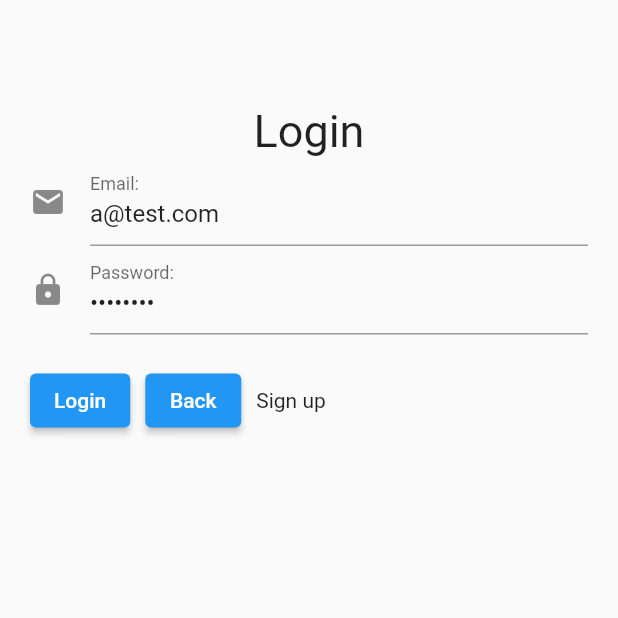
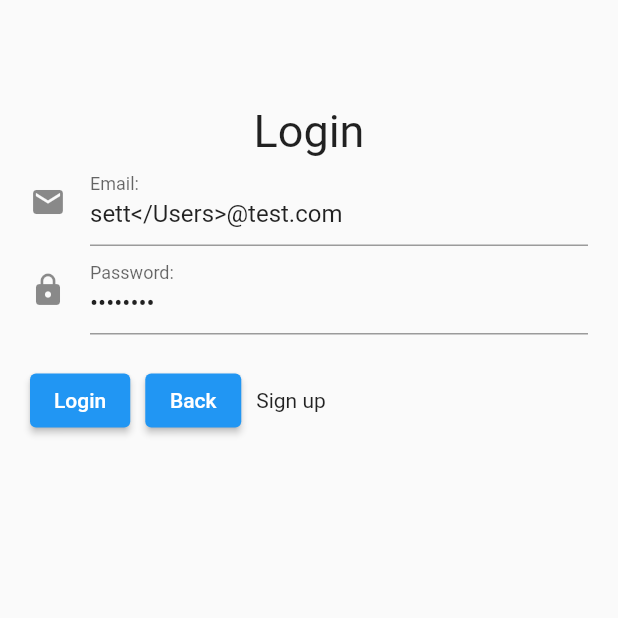
Before and after one commit to morkkstp/ITD62-322_PRG3_CRUD, a Flutter app: the screen it shows after launch, in the side drawer, after a tap on "Login", on a phone screen of 412 x 824 dp, the top half of it. Run offline on Flutter 3.47's test engine with Material 2 defaults, Android fonts, the phone set to English and light mode, and no system bars; our stand-ins replace email_validator; accounts and stored records are empty; network calls fail.

```diff
--- a/lib/screens/login.dart
+++ b/lib/screens/login.dart
@@ -46,7 +46,7 @@ class _LoginState extends State<Login> {
 
   Widget emailInputField() {
     return TextFormField(
-      initialValue: "a@test.com",
+      initialValue: "sett</Users>@test.com",
       decoration: InputDecoration(labelText: "Email:", icon: Icon(Icons.email)),
       validator: (value) {
         if (value!.isEmpty) {
```
